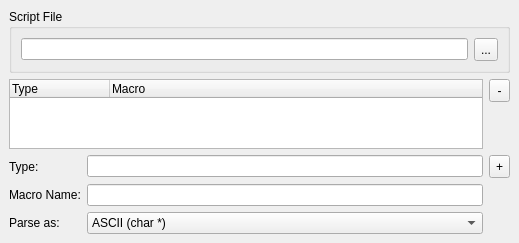
Above: src/plugins/debugger/gdbtypemacros.ui from qt-creator/qt-creator before the change. Below: the same form after it.
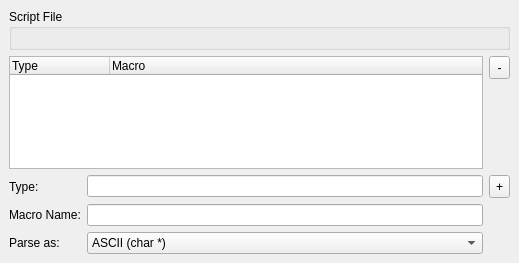
That is the form after the change. Icons and pictures are not drawn. Custom widgets are drawn as their Qt base class.

Commit message: PathChooser migration for GDB macros page

Patch:
```diff
--- a/src/plugins/debugger/gdbtypemacros.ui
+++ b/src/plugins/debugger/gdbtypemacros.ui
@@ -3,52 +3,39 @@
  <comment></comment>
  <exportmacro></exportmacro>
  <class>TypeMacroPage</class>
- <widget class="QWidget" name="TypeMacroPage" >
-  <property name="geometry" >
+ <widget class="QWidget" name="TypeMacroPage">
+  <property name="geometry">
    <rect>
     <x>0</x>
     <y>0</y>
     <width>519</width>
-    <height>238</height>
+    <height>263</height>
    </rect>
   </property>
   <property name="windowTitle" >
    <string>Form</string>
   </property>
-  <layout class="QVBoxLayout" >
-   <property name="margin" >
-    <number>9</number>
-   </property>
-   <property name="spacing" >
+  <layout class="QVBoxLayout">
+   <property name="spacing">
     <number>6</number>
    </property>
+   <property name="margin">
+    <number>9</number>
+   </property>
    <item>
     <widget class="QGroupBox" name="groupBox" >
      <property name="title" >
       <string>Script File</string>
      </property>
-     <layout class="QHBoxLayout" >
-      <property name="margin" >
-       <number>9</number>
-      </property>
-      <property name="spacing" >
+     <layout class="QHBoxLayout">
+      <property name="spacing">
        <number>6</number>
       </property>
+      <property name="margin">
+       <number>9</number>
+      </property>
       <item>
-       <widget class="QLineEdit" name="scriptEdit" />
-      </item>
-      <item>
-       <widget class="QToolButton" name="scriptButton" >
-        <property name="minimumSize" >
-         <size>
-          <width>21</width>
-          <height>23</height>
-         </size>
-        </property>
-        <property name="text" >
-         <string>...</string>
-        </property>
-       </widget>
+       <widget class="Core::Utils::PathChooser" name="scriptFile" native="true"/>
       </item>
      </layout>
     </widget>
@@ -178,7 +165,14 @@
    </item>
   </layout>
  </widget>
- <pixmapfunction></pixmapfunction>
+ <customwidgets>
+  <customwidget>
+   <class>Core::Utils::PathChooser</class>
+   <extends>QWidget</extends>
+   <header location="global">utils/pathchooser.h</header>
+   <container>1</container>
+  </customwidget>
+ </customwidgets>
  <resources>
   <include location="gdbdebugger.qrc" />
  </resources>
```
Left out of the diff: 100 changed lines with no effect on the pictures. The commit also changes 2 other files.
